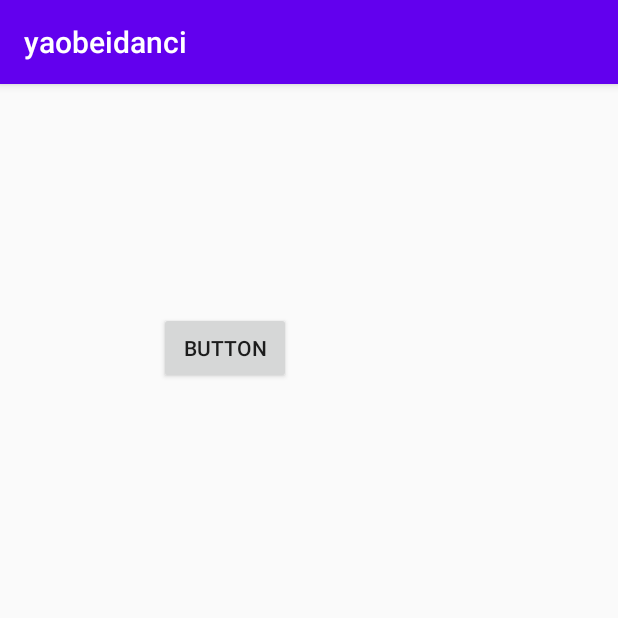
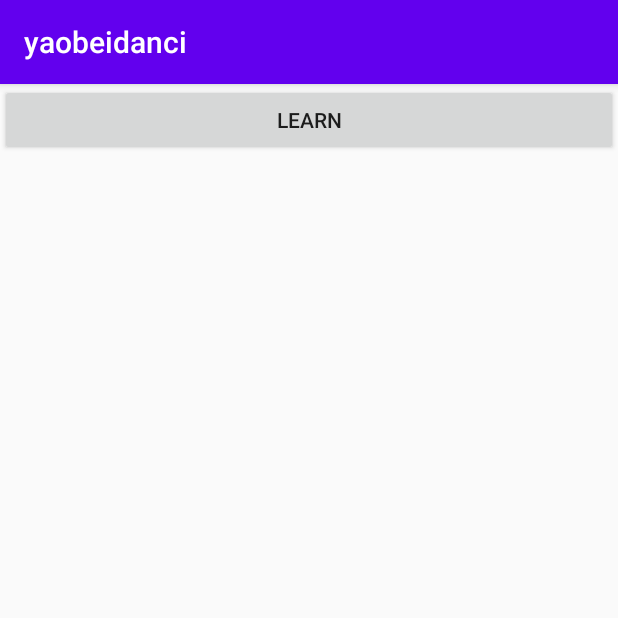
Before and after one commit to Yaobeidanci/yaobeidanci, an Android app: the screen it shows after launch (MainActivity), on a phone screen of 412 x 824 dp, the top half of it. Run offline under Robolectric (Android 15) with nearby library versions, the phone set to English and light mode, and no system bars.

Commit message:
重命名文件

```diff
--- a/app/src/main/AndroidManifest.xml
+++ b/app/src/main/AndroidManifest.xml
@@ -16,7 +16,7 @@
                 <category android:name="android.intent.category.LAUNCHER" />
             </intent-filter>
         </activity>
-        <activity android:name=".learnpages.WordMainActivity"/>
+        <activity android:name=".learn.WordMainActivity"/>
     </application>
 
 </manifest>
--- a/app/src/main/java/yaobeidanci/bean/WordBean.java
+++ b/app/src/main/java/yaobeidanci/bean/WordBean.java
@@ -3,6 +3,9 @@ package yaobeidanci.bean;
 import java.util.ArrayList;
 import java.util.List;
 
+/**
+ * A simple word-learning bean
+ */
 public class WordBean {
     public String word;
     public String pronunciation;
--- a/app/src/main/java/yaobeidanci/view/MainActivity.java
+++ b/app/src/main/java/yaobeidanci/view/MainActivity.java
@@ -7,7 +7,7 @@ import android.os.Bundle;
 import android.view.View;
 import android.widget.Button;
 
-import yaobeidanci.view.learnpages.WordMainActivity;
+import yaobeidanci.view.learn.WordMainActivity;
 
 public class MainActivity extends AppCompatActivity {
 
@@ -16,7 +16,7 @@ public class MainActivity extends AppCompatActivity {
         super.onCreate(savedInstanceState);
         setContentView(R.layout.activity_main);
 
-        Button button = findViewById(R.id.button);
+        Button button = findViewById(R.id.startLearnBt);
         button.setOnClickListener(new View.OnClickListener() {
             @Override
             public void onClick(View v) {
--- a/app/src/main/java/yaobeidanci/view/learnpages/OuterViewPager.java
+++ b/app/src/main/java/yaobeidanci/view/learn/OuterViewPager.java
@@ -1,4 +1,4 @@
-package yaobeidanci.view.learnpages;
+package yaobeidanci.view.learn;
 
 import android.content.Context;
 import android.util.AttributeSet;
--- a/app/src/main/java/yaobeidanci/view/learnpages/WordMainActivity.java
+++ b/app/src/main/java/yaobeidanci/view/learn/WordMainActivity.java
@@ -1,4 +1,4 @@
-package yaobeidanci.view.learnpages;
+package yaobeidanci.view.learn;
 
 import androidx.appcompat.app.AppCompatActivity;
 
@@ -64,7 +64,7 @@ public class WordMainActivity extends AppCompatActivity {
         /* ********************* *
          * Main
          * ********************* */
-        setContentView(R.layout.layout_main_learn_page);
+        setContentView(R.layout.layout_learn_main_page);
 
         OuterViewPager outerViewPager = findViewById(R.id.outerPageView);
         VerticalButtonViewPager verticalButtonViewPager = findViewById(R.id.verticalPageView);
--- a/app/src/main/res/layout/activity_main.xml
+++ b/app/src/main/res/layout/activity_main.xml
@@ -1,19 +1,13 @@
 <?xml version="1.0" encoding="utf-8"?>
-<androidx.constraintlayout.widget.ConstraintLayout xmlns:android="http://schemas.android.com/apk/res/android"
-    xmlns:app="http://schemas.android.com/apk/res-auto"
-    xmlns:tools="http://schemas.android.com/tools"
-    android:layout_width="match_parent"
+<LinearLayout xmlns:android="http://schemas.android.com/apk/res/android"
+    android:orientation="vertical"
     android:layout_height="match_parent"
-    tools:context=".MainActivity">
+    android:layout_width="match_parent">
 
     <Button
-        android:id="@+id/button"
-        android:layout_width="wrap_content"
+        android:id="@+id/startLearnBt"
+        android:layout_width="match_parent"
         android:layout_height="wrap_content"
-        android:layout_marginStart="106dp"
-        android:layout_marginLeft="106dp"
-        android:layout_marginTop="152dp"
-        android:text="Button"
-        app:layout_constraintStart_toStartOf="parent"
-        app:layout_constraintTop_toTopOf="parent" />
-</androidx.constraintlayout.widget.ConstraintLayout>
+        android:text="Learn" />
+
+</LinearLayout>
--- a/app/src/main/res/layout/layout_main_learn_page.xml
+++ b/app/src/main/res/layout/layout_learn_main_page.xml
@@ -5,13 +5,13 @@
     android:background="@color/colorWordDetailBackground"
     android:orientation="vertical">
 
-    <yaobeidanci.view.learnpages.OuterViewPager
+    <yaobeidanci.view.learn.OuterViewPager
         android:id="@+id/outerPageView"
         android:layout_weight="1"
         android:layout_width="match_parent"
         android:layout_height="0dp" />
 
-    <yaobeidanci.view.learnpages.VerticalButtonViewPager
+    <yaobeidanci.view.learn.VerticalButtonViewPager
         android:id="@+id/verticalPageView"
         android:layout_width="match_parent"
         android:layout_height="140dp" />
```
Also changed, not shown: app/src/main/java/yaobeidanci/view/learn/MyPagerAdapter.java (renamed from app/src/main/java/yaobeidanci/view/learnpages/MyPagerAdapter.java, +7 -7 lines), app/src/main/java/yaobeidanci/view/learn/VerticalButtonViewPager.java (renamed from app/src/main/java/yaobeidanci/view/learnpages/VerticalButtonViewPager.java, +4 -4 lines), app/src/main/res/layout/layout_learn_menu_1.xml (renamed from app/src/main/res/layout/layout_menu_1.xml), app/src/main/res/layout/layout_learn_menu_2.xml (renamed from app/src/main/res/layout/layout_menu_2.xml), app/src/main/res/layout/layout_learn_menu_3.xml (renamed from app/src/main/res/layout/layout_menu_3.xml), app/src/main/res/layout/layout_learn_word_aside_page.xml (renamed from app/src/main/res/layout/layout_word_aside_page.xml), app/src/main/res/layout/layout_learn_word_card_left.xml (renamed from app/src/main/res/layout/layout_word_card_left.xml), app/src/main/res/layout/layout_learn_word_card_right.xml (renamed from app/src/main/res/layout/layout_word_card_right.xml), app/src/main/res/layout/layout_learn_word_example_item.xml (renamed from app/src/main/res/layout/layout_word_example_item.xml), app/src/main/res/layout/layout_learn_word_main_page.xml (renamed from app/src/main/res/layout/layout_word_main_page.xml).
